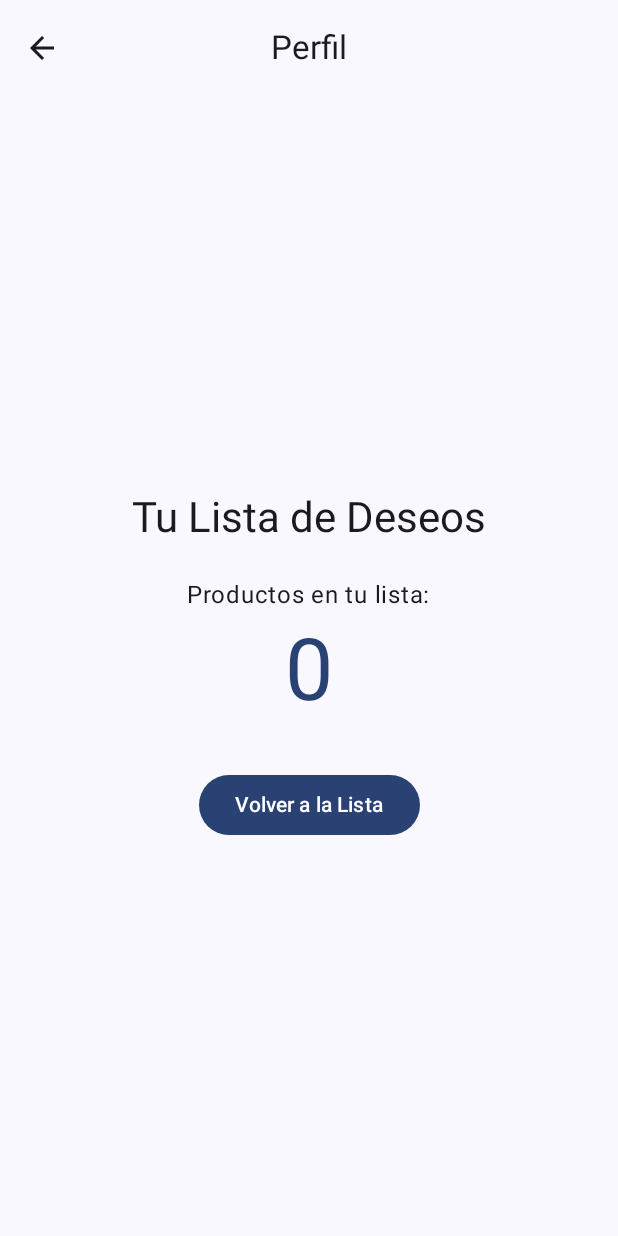
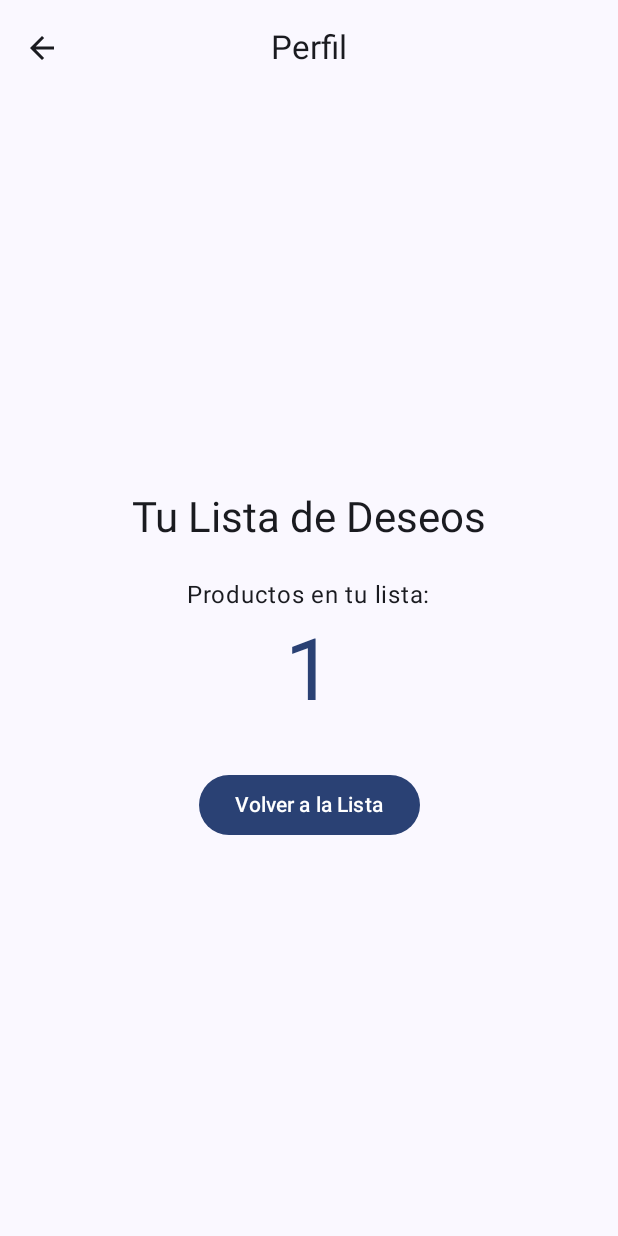
Before and after one commit to Ju4nD4nielO/Wish, an Android app built with Jetpack Compose: the screen it shows after launch (MainActivity), after a tap on "Ver Perfil", on a phone screen of 412 x 824 dp. Run offline under Robolectric (Android 15) with nearby library versions, the phone set to English and light mode, and no system bars; 2 other taps on this screen came first.

Commit message:
Corregir error para que aumente el contador en la ProfileScreen.kt

```diff
--- a/app/src/main/java/com/example/wish/MainActivity.kt
+++ b/app/src/main/java/com/example/wish/MainActivity.kt
@@ -3,7 +3,9 @@ package com.example.wish
 import android.os.Bundle
 import androidx.activity.ComponentActivity
 import androidx.activity.compose.setContent
+import androidx.lifecycle.viewmodel.compose.viewModel
 import androidx.navigation.compose.rememberNavController
+import com.example.wish.feature.wishlist.presentation.WishlistViewModel
 import com.example.wish.navigation.appNavGraph
 import com.example.wish.ui.theme.WishTheme
 import androidx.navigation.compose.NavHost
@@ -14,12 +16,16 @@ class MainActivity : ComponentActivity() {
         setContent {
             WishTheme {
                 val navController = rememberNavController()
+                val sharedViewModel: WishlistViewModel = viewModel()
 
                 NavHost(
                     navController = navController,
                     startDestination = "root"
                 ) {
-                    appNavGraph(navController = navController)
+                    appNavGraph(
+                        navController = navController,
+                        sharedViewModel = sharedViewModel
+                    )
                 }
             }
         }
--- a/app/src/main/java/com/example/wish/feature/likeCounter/presentation/LikeCounterScreen.kt
+++ b/app/src/main/java/com/example/wish/feature/likeCounter/presentation/LikeCounterScreen.kt
@@ -9,7 +9,6 @@ import androidx.compose.ui.unit.dp
 
 @Composable
 fun LikeCounterScreen() {
-    // Estado local: se pierde al rotar porque vive dentro del Composable
     var likeCount by remember { mutableStateOf(0) }
 
     Scaffold { padding ->
--- a/app/src/main/java/com/example/wish/feature/profile/presentation/ProfileScreen.kt
+++ b/app/src/main/java/com/example/wish/feature/profile/presentation/ProfileScreen.kt
@@ -1,38 +1,24 @@
 package com.example.wish.feature.profile.presentation
 
-import androidx.compose.foundation.layout.Arrangement
-import androidx.compose.foundation.layout.Column
-import androidx.compose.foundation.layout.Spacer
-import androidx.compose.foundation.layout.fillMaxSize
-import androidx.compose.foundation.layout.height
-import androidx.compose.foundation.layout.padding
+import androidx.compose.foundation.layout.*
 import androidx.compose.material.icons.Icons
-import androidx.compose.material.icons.filled.ArrowBack
-import androidx.compose.material3.Button
-import androidx.compose.material3.CenterAlignedTopAppBar
-import androidx.compose.material3.ExperimentalMaterial3Api
-import androidx.compose.material3.Icon
-import androidx.compose.material3.IconButton
-import androidx.compose.material3.MaterialTheme
-import androidx.compose.material3.Scaffold
-import androidx.compose.material3.Text
+import androidx.compose.material.icons.automirrored.filled.ArrowBack
+import androidx.compose.material3.*
 import androidx.compose.runtime.Composable
 import androidx.compose.runtime.getValue
 import androidx.compose.ui.Alignment
 import androidx.compose.ui.Modifier
 import androidx.compose.ui.unit.dp
 import androidx.lifecycle.compose.collectAsStateWithLifecycle
-import androidx.lifecycle.viewmodel.compose.viewModel
 import com.example.wish.feature.wishlist.presentation.WishlistViewModel
 
 @OptIn(ExperimentalMaterial3Api::class)
 @Composable
 fun ProfileScreen(
     onNavigateBack: () -> Unit,
-    viewModel: WishlistViewModel = viewModel()
+    viewModel: WishlistViewModel
 ) {
     val uiState by viewModel.uiState.collectAsStateWithLifecycle()
-    val wishlistedCount = uiState.wishlistedCount
 
     Scaffold(
         topBar = {
@@ -40,7 +26,10 @@ fun ProfileScreen(
                 title = { Text("Perfil") },
                 navigationIcon = {
                     IconButton(onClick = onNavigateBack) {
-                        Icon(Icons.Default.ArrowBack, contentDescription = "Back")
+                        Icon(
+                            imageVector = Icons.AutoMirrored.Filled.ArrowBack,
+                            contentDescription = "Volver"
+                        )
                     }
                 }
             )
@@ -64,13 +53,13 @@ fun ProfileScreen(
             )
             Spacer(Modifier.height(8.dp))
             Text(
-                "$wishlistedCount",
+                "${uiState.wishlistedCount}",
                 style = MaterialTheme.typography.displayLarge,
                 color = MaterialTheme.colorScheme.primary
             )
             Spacer(Modifier.height(32.dp))
             Button(onClick = onNavigateBack) {
-                Text("Volver a la Lista")
+                Text("Volver a la Lista") // ← CORREGIDO "Volvar" por "Volver"
             }
         }
     }
--- a/app/src/main/java/com/example/wish/feature/wishlist/presentation/WishlistScreen.kt
+++ b/app/src/main/java/com/example/wish/feature/wishlist/presentation/WishlistScreen.kt
@@ -11,14 +11,13 @@ import androidx.compose.runtime.getValue
 import androidx.compose.ui.Modifier
 import androidx.compose.ui.unit.dp
 import androidx.lifecycle.compose.collectAsStateWithLifecycle
-import androidx.lifecycle.viewmodel.compose.viewModel
 import com.example.wish.feature.wishlist.presentation.components.ProductItem
 
 @OptIn(ExperimentalMaterial3Api::class)
 @Composable
 fun WishlistScreen(
     onNavigateToProfile: () -> Unit,
-    viewModel: WishlistViewModel = viewModel()
+    viewModel: WishlistViewModel
 ) {
     val uiState by viewModel.uiState.collectAsStateWithLifecycle()
 
@@ -50,7 +49,6 @@ fun WishlistScreen(
                 .fillMaxSize()
                 .padding(padding)
         ) {
-            // Contador de favoritos
             Surface(
                 modifier = Modifier.fillMaxWidth(),
                 color = MaterialTheme.colorScheme.secondaryContainer
@@ -62,7 +60,6 @@ fun WishlistScreen(
                 )
             }
 
-            // Lista de productos
             LazyColumn(
                 modifier = Modifier.fillMaxSize(),
                 contentPadding = PaddingValues(16.dp),
--- a/app/src/main/java/com/example/wish/navigation/AppNavGraph.kt
+++ b/app/src/main/java/com/example/wish/navigation/AppNavGraph.kt
@@ -6,22 +6,28 @@ import androidx.navigation.compose.composable
 import androidx.navigation.compose.navigation
 import com.example.wish.feature.profile.presentation.ProfileScreen
 import com.example.wish.feature.wishlist.presentation.WishlistScreen
+import com.example.wish.feature.wishlist.presentation.WishlistViewModel
 
-fun NavGraphBuilder.appNavGraph(navController: NavHostController) {
+fun NavGraphBuilder.appNavGraph(
+    navController: NavHostController,
+    sharedViewModel: WishlistViewModel
+) {
     navigation(
         startDestination = WISHLIST_ROUTE,
         route = ROOT_GRAPH_ROUTE
     ) {
-        composable(WISHLIST_ROUTE) {
+        composable(route = WISHLIST_ROUTE) {
             WishlistScreen(
                 onNavigateToProfile = {
                     navController.navigate(PROFILE_ROUTE)
-                }
+                },
+                viewModel = sharedViewModel
             )
         }
-        composable(PROFILE_ROUTE) {
+        composable(route = PROFILE_ROUTE) {
             ProfileScreen(
-                onNavigateBack = { navController.popBackStack() }
+                onNavigateBack = { navController.popBackStack() },
+                viewModel = sharedViewModel
             )
         }
     }
```
